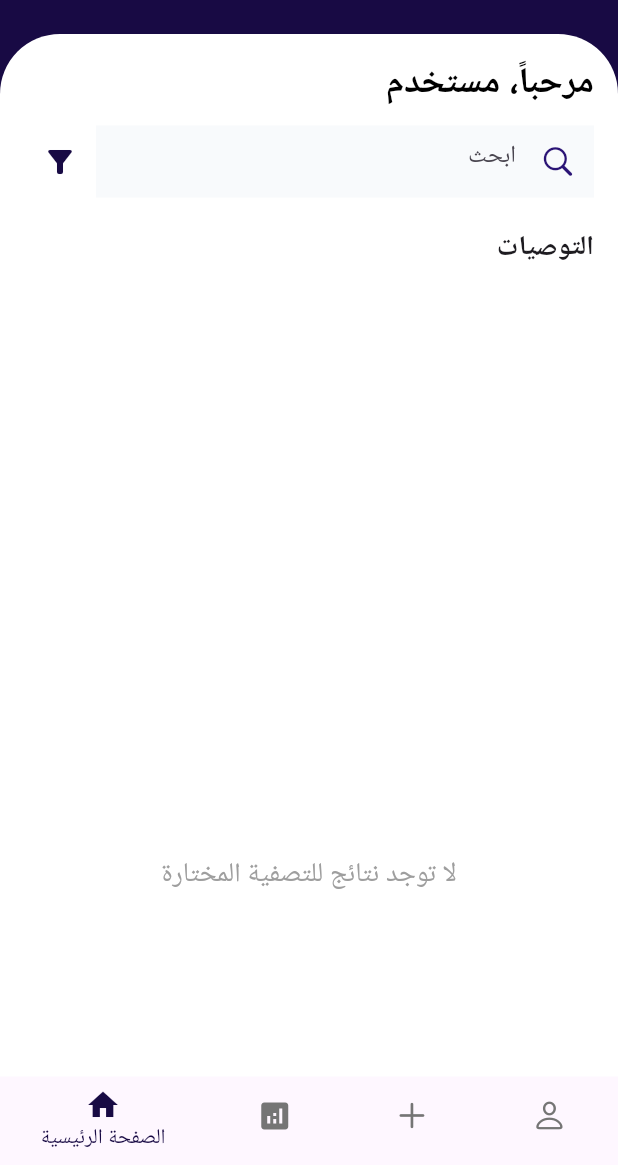
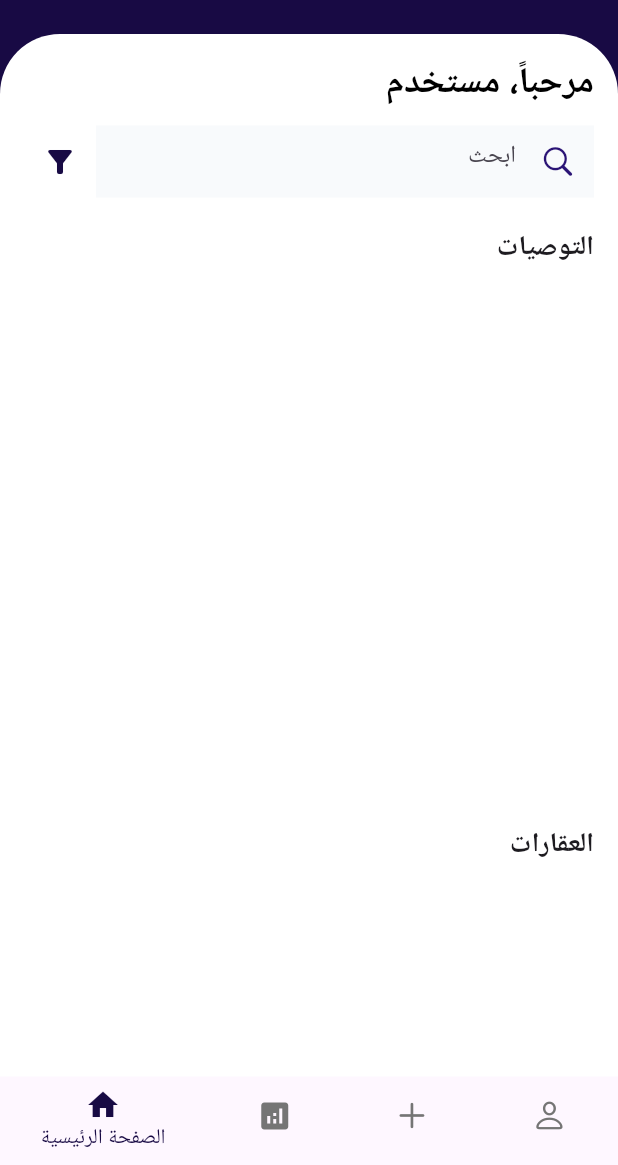
Before and after one commit to shahad789/2024-25_GP_12, a Flutter app: the HomeScreen screen opened by its route, item 2 of the bottom bar chosen, after a tap on the "arrow forward" icon, on a phone screen of 412 x 824 dp, the part 71-1236 px from its top. Run offline on Flutter 3.47's test engine with Material 3 defaults, Android fonts, the phone set to English and light mode, and no system bars; our stand-ins replace cloud_firestore, dots_indicator, firebase_auth, firebase_core, firebase_storage, font_awesome_flutter and 1 more; accounts and stored records are empty; Roboto replaces fonts that are missing (Arial, inter).

Commit message:
fix recomend and navigation in own and edit

```diff
--- a/lib/screens/edite.dart
+++ b/lib/screens/edite.dart
@@ -1,7 +1,7 @@
 import 'dart:io';
 
 import 'package:cloud_firestore/cloud_firestore.dart';
-import 'package:daar/screens/home_screen.dart';
+import 'package:daar/screens/owen.dart';
 import 'package:firebase_storage/firebase_storage.dart';
 import 'package:flutter/material.dart';
 import 'package:image_picker/image_picker.dart';
@@ -176,7 +176,7 @@ class _PropertyDetailsPageState extends State<PropertyDetailsPage> {
 
       Navigator.pushReplacement(
         context,
-        MaterialPageRoute(builder: (context) => const HomeScreen()),
+        MaterialPageRoute(builder: (context) => const OwenScreen()),
       );
     } catch (e) {
       ScaffoldMessenger.of(context).showSnackBar(
@@ -237,7 +237,7 @@ class _PropertyDetailsPageState extends State<PropertyDetailsPage> {
             onPressed: () {
               Navigator.pushReplacement(
                 context,
-                MaterialPageRoute(builder: (context) => const HomeScreen()),
+                MaterialPageRoute(builder: (context) => const OwenScreen()),
               );
             },
           ),
--- a/lib/screens/home_screen.dart
+++ b/lib/screens/home_screen.dart
@@ -63,42 +63,120 @@ class _HomeScreenState extends State<HomeScreen> {
     }
   }
 
-//this method we call up intially to list all property in home from database
+//code here of rexomend
   Future<void> _fetchProperties() async {
-    // Retrieve properties where status is 'متوفر'
-    final propertySnapshot = await FirebaseFirestore.instance
-        .collection('Property')
-        .where('status', isEqualTo: 'متوفر') // Check for status
-        .limit(100)
-        .get();
+    final userProvider = Provider.of<UserProvider>(context, listen: false);
+    final String? currentUserId = userProvider.userDocId;
 
-    // Make into list
-    final properties = propertySnapshot.docs
-        .map((doc) => Property.fromFirestore(doc))
-        .toList();
+    if (currentUserId == null) return;
 
-    // Put to use
-    setState(() {
-      allProperties = properties;
-      filteredProperties = properties; // Initially have it
-    });
+    final userRef =
+        FirebaseFirestore.instance.collection('user').doc(currentUserId);
+    final userDoc = await userRef.get();
 
-    // Fetch recent for recommend list top 5 where status is 'متوفر'
+    List<dynamic> viewedProperties =
+        userDoc.exists && userDoc.data()?['viewedProperties'] != null
+            ? List.from(userDoc.data()?['viewedProperties'])
+            : [];
+
+    Set<String> addedPropertyIds = {}; // Track unique property IDs
+    List<Property> fetchedProperties = [];
+
+    if (viewedProperties.isEmpty) {
       final recentPropertiesSnapshot = await FirebaseFirestore.instance
           .collection('Property')
-        .where('status', isEqualTo: 'متوفر') // Check for status
-        .orderBy('Date_list', descending: true) // Based on recent added
+          .where('status', isEqualTo: 'متوفر')
+          .orderBy('Date_list', descending: true)
           .limit(5)
           .get();
 
-    // Make into list
-    final recentProperties = recentPropertiesSnapshot.docs
+      fetchedProperties = recentPropertiesSnapshot.docs
           .map((doc) => Property.fromFirestore(doc))
           .toList();
+    } else {
+      // Fetch recommended properties based on history
+      List<String> propertyIds =
+          viewedProperties.map((p) => p['propertyId'] as String).toList();
 
-    // Put to use
+      final viewedPropertiesSnapshot = await FirebaseFirestore.instance
+          .collection('Property')
+          .where(FieldPath.documentId, whereIn: propertyIds)
+          .get();
+
+      Map<String, int> typeCounts = {};
+      Map<String, int> cityCounts = {};
+
+      for (var doc in viewedPropertiesSnapshot.docs) {
+        final data = doc.data();
+        String type = data['category'] ?? '';
+        String city = data['city'] ?? '';
+
+        int numview = viewedProperties.firstWhere(
+            (p) => p['propertyId'] == doc.id,
+            orElse: () => {'numview': 1})['numview'];
+
+        typeCounts[type] = (typeCounts[type] ?? 0) + numview;
+        cityCounts[city] = (cityCounts[city] ?? 0) + numview;
+      }
+
+      if (typeCounts.isNotEmpty && cityCounts.isNotEmpty) {
+        String mostViewedType =
+            typeCounts.entries.reduce((a, b) => a.value > b.value ? a : b).key;
+        String mostViewedCity =
+            cityCounts.entries.reduce((a, b) => a.value > b.value ? a : b).key;
+
+        // Fetching properties with priority order
+        Future<void> fetchAndAdd(Query query) async {
+          final snapshot = await query.get();
+          for (var doc in snapshot.docs) {
+            if (!addedPropertyIds.contains(doc.id)) {
+              Property property = Property.fromFirestore(doc);
+              fetchedProperties.add(property);
+              addedPropertyIds.add(doc.id);
+              if (fetchedProperties.length >= 5) return;
+            }
+          }
+        }
+
+        await fetchAndAdd(FirebaseFirestore.instance
+            .collection('Property')
+            .where('status', isEqualTo: 'متوفر')
+            .where('category', isEqualTo: mostViewedType)
+            .where('city', isEqualTo: mostViewedCity)
+            .limit(5));
+
+        if (fetchedProperties.length < 5) {
+          await fetchAndAdd(FirebaseFirestore.instance
+              .collection('Property')
+              .where('status', isEqualTo: 'متوفر')
+              .where('city', isEqualTo: mostViewedCity)
+              .limit(5));
+        }
+
+        if (fetchedProperties.length < 5) {
+          await fetchAndAdd(FirebaseFirestore.instance
+              .collection('Property')
+              .where('status', isEqualTo: 'متوفر')
+              .where('category', isEqualTo: mostViewedType)
+              .limit(5));
+        }
+      }
+    }
+
     setState(() {
-      recommendedProperties = recentProperties;
+      recommendedProperties = fetchedProperties;
+    });
+
+    // Fetch all properties
+    final allPropertiesSnapshot = await FirebaseFirestore.instance
+        .collection('Property')
+        .where('status', isEqualTo: 'متوفر')
+        .get();
+
+    setState(() {
+      allProperties = allPropertiesSnapshot.docs
+          .map((doc) => Property.fromFirestore(doc))
+          .toList();
     });
   }
 
@@ -298,20 +376,28 @@ class _HomeScreenState extends State<HomeScreen> {
                 ],
               ),
               const SizedBox(height: 20.0),
-
               if (!filtersApplied)
                 recomendList("التوصيات", recommendedProperties),
-              const SizedBox(height: 40.0),
-              // عرض العقارات المفلترة
-              if (filteredProperties.isNotEmpty)
+
+              const SizedBox(height: 20.0),
+
+              // Display all properties when no filter is applied
+              if (!filtersApplied)
+                VerticalRecomendList("العقارات", allProperties),
+
+              // Display filtered properties when filters are applied
+              if (filtersApplied)
                 VerticalRecomendList("العقارات", filteredProperties),
-              if (filteredProperties.isEmpty)
+
+              // Show "no results" message only when filters are applied and result is empty
+              if (filtersApplied && filteredProperties.isEmpty)
                 const Center(
                   child: Text(
                     'لا توجد نتائج للتصفية المختارة',
                     style: TextStyle(fontSize: 18, color: Colors.grey),
                   ),
                 ),
+
               const SizedBox(
                   height: 4000.0), // ترك مسافة إضافية أسفل المحتوى          ],
             ],
--- a/lib/screens/owen.dart
+++ b/lib/screens/owen.dart
@@ -1,4 +1,5 @@
 import 'package:cloud_firestore/cloud_firestore.dart';
+import 'package:daar/screens/profile_page.dart';
 import 'package:daar/usprovider/UserProvider.dart';
 import 'package:daar/widgets/vertical_recomend_list2.dart';
 import 'package:flutter/material.dart';
@@ -76,7 +77,10 @@ class _OwenScreenState extends State<OwenScreen> {
           actions: [
             IconButton(
               onPressed: () {
-                Navigator.pop(context);
+                Navigator.pushReplacement(
+                  context,
+                  MaterialPageRoute(builder: (context) => const ProfilePage()),
+                );
               },
               icon: const Icon(
                 Icons.arrow_forward,
```
Also changed, not shown: pubspec.lock. Lines whose indentation alone changed are shown as unchanged.
